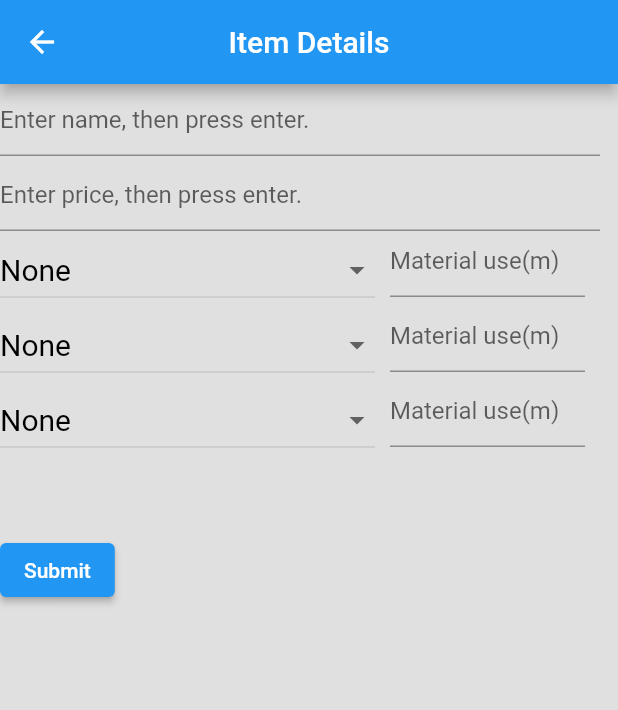
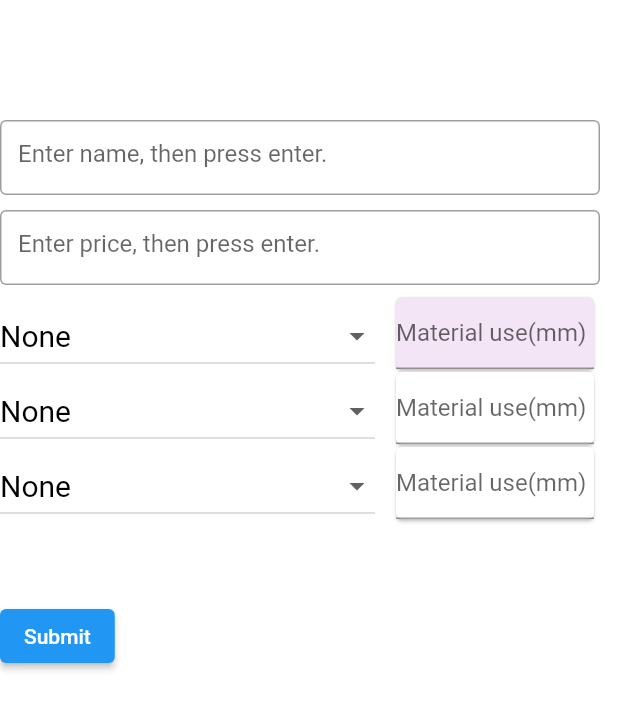
Before and after one commit to juanthedeveloper/Smart-Inventory, a Flutter app: the ItemForm screen opened directly, after a tap on "Submit", on a phone screen of 412 x 824 dp. Shown: the top 710 px of the screen. Run offline on Flutter 3.47's test engine with Material 2 defaults, Android fonts, the light colour scheme and no system bars; our stand-ins replace sqflite; accounts and stored records are empty.

Commit message:
Removed unused screens condensed app into fewer screens code clean up

```diff
--- a/lib/inventoryscreen.dart
+++ b/lib/screens/inventoryscreen.dart
@@ -1,9 +1,8 @@
 import 'package:smart_inventory/databasedetails.dart';
-import 'package:smart_inventory/itemdetail.dart';
-import 'package:smart_inventory/itemformscreen.dart';
+import 'package:smart_inventory/screens/itemformscreen.dart';
 import 'package:smart_inventory/main.dart';
 import 'package:flutter/material.dart';
-import 'package:smart_inventory/productDetailScreen.dart';
+import 'package:smart_inventory/screens/productDetailScreen.dart';
 
 Future<void> displayDeleteDialog(BuildContext context, String name) async {
   //this brings up an alert dialog to input material
--- a/lib/itemformscreen.dart
+++ b/lib/screens/itemformscreen.dart
@@ -1,8 +1,10 @@
 import 'package:smart_inventory/databasedetails.dart';
-import 'package:smart_inventory/itemscreen.dart';
-import 'package:smart_inventory/materiallistscreen.dart';
+import 'package:smart_inventory/screens/inventoryscreen.dart';
+import 'package:smart_inventory/screens/materiallistscreen.dart';
 import 'package:flutter/material.dart';
-import 'package:smart_inventory/materialscreen.dart';
+
+import '../main.dart';
+
 
 displaySuccessDialog(BuildContext context) {
   return showDialog(
@@ -17,7 +19,7 @@ displaySuccessDialog(BuildContext context) {
                 Navigator.push(
                     context,
                     MaterialPageRoute(
-                        builder: (context) => const ItemScreen()));
+                        builder: (context) => InventoryScreen()));
               },
             ),
           ],
@@ -43,8 +45,8 @@ class ItemFormState extends State<ItemForm> {
   final myControllerm2Use = TextEditingController();
   final myControllerm3Use = TextEditingController();
   String value1 = "None";
-  String value2= "None";
-  String value3= "None";
+  String value2 = "None";
+  String value3 = "None";
   @override
   void dispose() {
     // Clean up the controller when the widget is disposed.
@@ -70,24 +72,22 @@ class ItemFormState extends State<ItemForm> {
     const enterMatHint = Text("Select material");
 
     return Scaffold(
-      backgroundColor: Colors.grey[300],
-      appBar: AppBar(
-        centerTitle: true,
-        title: Text("Item Details"),
-      ),
+      backgroundColor: Colors.white,
       body: Stack(
         children: [
           Positioned(
+            top: 80,
             width: 400,
             height: 50,
             child: TextField(
                 controller: myControllerName,
-                decoration:
-                    InputDecoration(hintText: "Enter name, then press enter."),
+                decoration: InputDecoration(
+                    hintText: "Enter name, then press enter.",
+                    border: OutlineInputBorder()),
                 onSubmitted: (String nameInput) {}),
           ),
           Positioned(
-            top: 50,
+            top: 140,
             left: 0,
             width: 400,
             height: 50,
@@ -95,11 +95,11 @@ class ItemFormState extends State<ItemForm> {
                 controller: myControllerPrice,
                 decoration: InputDecoration(
                     hintText: "Enter price, then press enter.",
-                ),
+                    border: OutlineInputBorder()),
                 onSubmitted: (String priceInput) {}),
           ),
           Positioned(
-            top: 100,
+            top: 200,
             left: 0,
             height: 50,
             width: 250,
@@ -124,17 +124,19 @@ class ItemFormState extends State<ItemForm> {
             ),
           ),
           Positioned(
-            top: 94,
+            top: 194,
             left: 260,
-            width: 130,
+            width: 140,
+            child: Card(
+              color: Colors.purple[50],
               child: TextField(
                 controller: myControllerm1Use,
-                decoration: InputDecoration(hintText: "Material use(m)"),
-
+                decoration: InputDecoration(hintText: "Material use(mm)"),
+              ),
             ),
           ),
           Positioned(
-            top: 150,
+            top: 250,
             left: 0,
             height: 50,
             width: 250,
@@ -156,17 +158,20 @@ class ItemFormState extends State<ItemForm> {
                     this.value2 = value2.toString();
                   });
                 }),
-          ),Positioned(
-            top: 144,
+          ),
+          Positioned(
+            top: 244,
             left: 260,
-            width: 130,
+            width: 140,
+            child: Card(
               child: TextField(
                 controller: myControllerm2Use,
-                decoration: InputDecoration(hintText: "Material use(m)"),
+                decoration: InputDecoration(hintText: "Material use(mm)"),
+              ),
             ),
           ),
           Positioned(
-            top: 200,
+            top: 300,
             left: 0,
             height: 50,
             width: 250,
@@ -191,37 +196,42 @@ class ItemFormState extends State<ItemForm> {
             ),
           ),
           Positioned(
-            top: 194,
+            top: 294,
             left: 260,
-            width: 130,
+            width: 140,
+            child: Card(
               child: TextField(
                 controller: myControllerm3Use,
-                decoration: InputDecoration(hintText: "Material use(m)"),
+                decoration: InputDecoration(
+                    hintText: "Material use(mm)"),
+              ),
             ),
           ),
           Positioned(
-            top: 300,
+            top: 400,
             child: ElevatedButton(
               child: Text("Submit"),
               onPressed: () async {
                 double m1use;
                 double m2use;
                 double m3use;
-                if (myControllerm1Use.text=="") {
-                  m1use=0;
+                if (myControllerm1Use.text == "") {
+                  m1use = 0;
+                } else {
+                  m1use = double.parse(myControllerm1Use.text);
                 }
-                else{m1use=double.parse(myControllerm1Use.text);}
 
-                if (myControllerm2Use.text=="") {
-                  m2use=0;
+                if (myControllerm2Use.text == "") {
+                  m2use = 0;
+                } else {
+                  m2use = double.parse(myControllerm2Use.text);
                 }
-                else{m2use=double.parse(myControllerm2Use.text);}
 
-                if (myControllerm3Use.text=="") {
-                  m3use=0;
+                if (myControllerm3Use.text == "") {
+                  m3use = 0;
+                } else {
+                  m3use = double.parse(myControllerm3Use.text);
                 }
-                else{m3use=double.parse(myControllerm3Use.text);}
-
 
                 var newItem = Items(
                   name: myControllerName.text,
@@ -235,6 +245,8 @@ class ItemFormState extends State<ItemForm> {
                 );
                 await insertItem(newItem);
                 displaySuccessDialog(context);
+                mapI = await db.query('items');//query new db item and go back to last screen
+                addMaptoList(); //update count
               },
             ),
           ),
--- a/lib/productDetailScreen.dart
+++ b/lib/screens/productDetailScreen.dart
@@ -1,7 +1,7 @@
 import 'package:flutter/gestures.dart';
 import 'package:flutter/material.dart';
 
-import 'main.dart';
+import '../main.dart';
 
 enum popList { edit, delete }
 
```
Also changed, not shown: lib/main.dart (+6 -5 lines), lib/materiallistscreen.dart (deleted, +0 -111 lines), lib/nolongerused/itemdetailREMOVED.dart (renamed from lib/itemdetail.dart, +10 -1 lines), lib/nolongerused/itemscreenREMOVED.dart (renamed from lib/itemscreen.dart, +13 -1 lines), lib/nolongerused/materialscreenREMOVED.dart (renamed from lib/materialscreen.dart, +20 -1 lines), lib/screens/materiallistscreen.dart (added, +199 -0 lines). Lines whose indentation alone changed are shown as unchanged.
